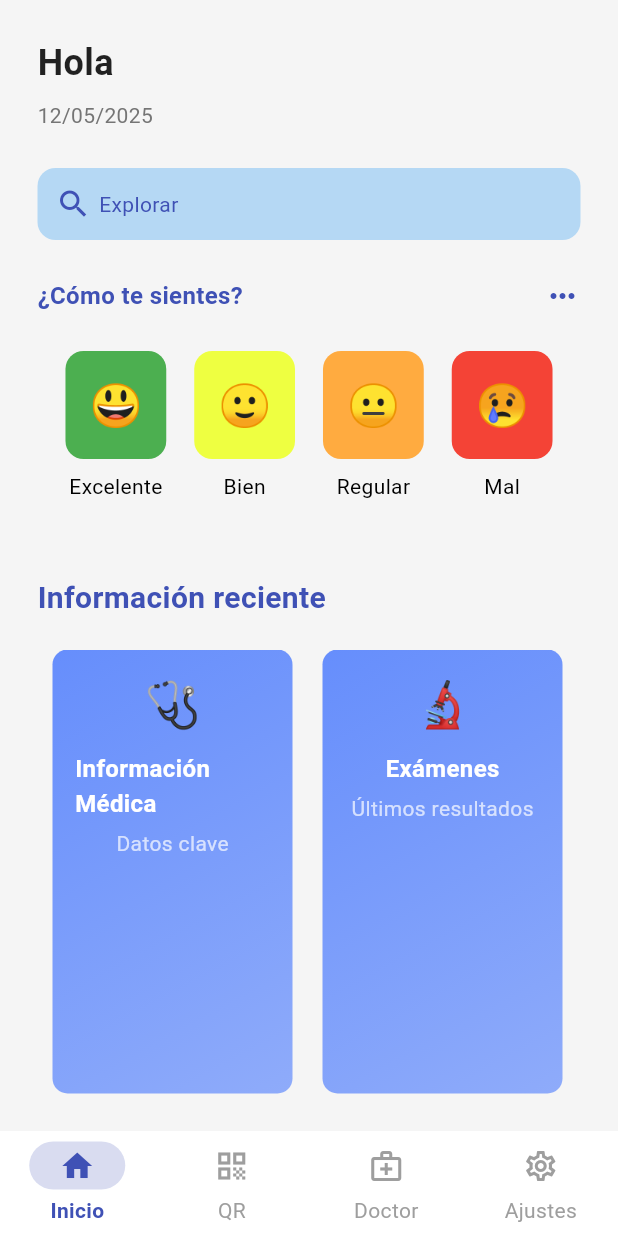
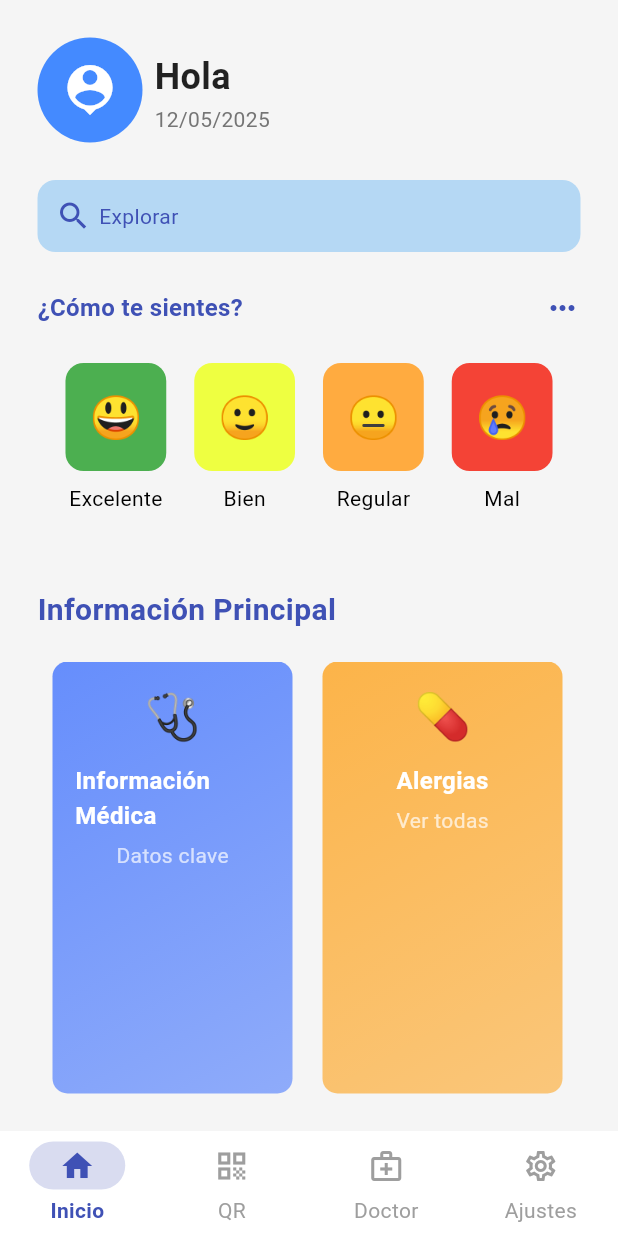
Before and after one commit to luisgarcia2807/myfirst, a Flutter app: the PacienteScreen screen opened directly, on a phone screen of 412 x 824 dp. Run offline on Flutter 3.47's test engine with Material 3 defaults, Android fonts, the light colour scheme and no system bars; our stand-ins replace icons_plus, shared_preferences; accounts and stored records are empty; network calls fail.

Commit message:
nuevos cambio domingo

```diff
--- a/lib/constans.dart
+++ b/lib/constans.dart
@@ -1,3 +1,3 @@
 // lib/constants.dart
 
-const String baseUrl = "http://192.168.0.105:8000"; // Cambia esta solo una vez
+const String baseUrl = "http://192.168.0.103:8000"; // Cambia esta solo una vez
--- a/lib/screens/bienvenido.dart
+++ b/lib/screens/bienvenido.dart
@@ -135,7 +135,7 @@ class WelcomeScreen extends StatelessWidget {
                           Navigator.push(
                             context,
                             MaterialPageRoute(
-                              builder: (context) => InformacionPrincipalPaciente(idusuario: 16),
+                              builder: (context) => PacienteScreen(idusuario: 16),
                             ),
                           );
                         },
--- a/lib/screens/pantallapaciente.dart
+++ b/lib/screens/pantallapaciente.dart
@@ -3,8 +3,12 @@ import 'package:intl/intl.dart';
 import 'dart:convert';
 import 'package:http/http.dart' as http;
 import 'package:mifirst/screens/registrarCredencial.dart';
+import 'package:mifirst/screens/vista_alergia.dart';
+import 'package:mifirst/screens/vista_enfermedadespersistente.dart';
+import 'package:mifirst/screens/vista_vacuna.dart';
 import '../util/emoticon_face.dart';
 import '../constans.dart';
+import 'informacion_Principal.dart';
 
 class PacienteScreen extends StatefulWidget {
   final int idusuario;
@@ -47,15 +51,7 @@ class _PacienteScreen extends State<PacienteScreen> {
           estadoUsuario = datos['estado'];
           idRolUsuario = datos['id_rol'];
         });
-        // Imprimir los datos obtenidos
-        print('Nombre: $nombreUsuario');
-        print('Apellido: $apellidoUsuario');
-        print('Cédula: $cedulaUsuario');
-        print('Email: $emailUsuario');
-        print('Teléfono: $telefonoUsuario');
-        print('Fecha de nacimiento: $fechaNacimientoUsuario');
-        print('Estado: $estadoUsuario');
-        print('ID Rol: $idRolUsuario');
+
       } else {
         // Si el servidor no responde con un código 200
         print('Error al obtener los datos: ${response.statusCode}');
@@ -143,9 +139,25 @@ class _PacienteScreen extends State<PacienteScreen> {
                   Row(
                     mainAxisAlignment: MainAxisAlignment.spaceBetween,
                     children: [
+                      Row(
+                        children: [
+                          Container(
+                            decoration: BoxDecoration(
+                              color: Colors.blueAccent,
+                              borderRadius: BorderRadius.circular(1000),
+                            ),
+                            padding: EdgeInsets.all(15),
+                            child: Icon(
+                              Icons.person_pin,
+                              color: Colors.white,
+                              size: 40,
+                            ),
+                          ),
+                          SizedBox(width: 8.0),
                           Column(
                             crossAxisAlignment: CrossAxisAlignment.start,
                             children: [
+                              SizedBox(height: 4.0),
                               Text(
                                 "Hola $nombreUsuario $apellidoUsuario", // Aquí mostramos el nombre completo
                                 style: TextStyle(
@@ -154,10 +166,12 @@ class _PacienteScreen extends State<PacienteScreen> {
                                   fontWeight: FontWeight.bold,
                                 ),
                               ),
-                          SizedBox(height: 8.0),
+                              SizedBox(height: 1.0),
                               Text(
                                 fechaHoy,
                                 style: TextStyle(color: Colors.grey[600]),
+                              ),
+                            ],
                           ),
                         ],
                       ),
@@ -244,7 +258,7 @@ class _PacienteScreen extends State<PacienteScreen> {
                   crossAxisAlignment: CrossAxisAlignment.start,
                   children: [
                     Text(
-                      'Información reciente',
+                      'Información Principal',
                       style: TextStyle(
                         fontWeight: FontWeight.bold,
                         fontSize: 20,
@@ -261,7 +275,58 @@ class _PacienteScreen extends State<PacienteScreen> {
                             title: 'Información Médica',
                             subtitle: 'Datos clave',
                             color: Colors.blueAccent.shade700,
+                            onTap: () {
+                              Navigator.push(
+                                context,
+                                MaterialPageRoute(
+                                  builder: (context) => InformacionPrincipalPaciente(idusuario: widget.idusuario),
                                 ),
+                              );
+                            },
+                          ),
+                          CardItem(
+                            emoji: '💊', // Emoji más expresivo para alergias
+                            title: 'Alergias',
+                            subtitle: 'Ver todas',
+                            color: Colors.orange,
+                            onTap: () {
+                              Navigator.push(
+                                context,
+                                MaterialPageRoute(
+                                  builder: (context) => VistaAlergia(idusuario: widget.idusuario),
+                                ),
+                              );
+                            },
+                          ),
+                          CardItem(
+                            emoji: '💉', // Emoji representativo para vacunas
+                            title: 'Vacunas',
+                            subtitle: 'Ver todas',
+                            color: Colors.green.shade700,
+                            onTap: () {
+                              Navigator.push(
+                                context,
+                                MaterialPageRoute(
+                                  builder: (context) => VistaVacuna(idusuario: widget.idusuario),
+                                ),
+                              );
+                            },
+                          ),
+                          CardItem(
+                            emoji: '🏥', // Representa enfermedades o chequeo médico
+                            title: 'Enfermedades Persistentes',
+                            subtitle: 'Revisar historial',
+                            color: Colors.blueGrey,
+                            onTap: () {
+                              Navigator.push(
+                                context,
+                                MaterialPageRoute(
+                                  builder: (context) => VistaEnfermedadPersistente(idusuario: widget.idusuario),
+                                ),
+                              );
+                            },
+                          ),
+
                           CardItem(
                             emoji: '🔬',
                             title: 'Exámenes',
@@ -293,6 +358,7 @@ class CardItem extends StatelessWidget {
   final String title;
   final String subtitle;
   final Color color;
+  final VoidCallback? onTap; // Nueva propiedad
 
   const CardItem({
     Key? key,
@@ -300,14 +366,17 @@ class CardItem extends StatelessWidget {
     required this.title,
     required this.subtitle,
     required this.color,
+    this.onTap, // Acepta función opcional
   }) : super(key: key);
 
   @override
   Widget build(BuildContext context) {
-    return Container(
+    return GestureDetector(
+      onTap: onTap, // Detecta el toque
+      child: Container(
         width: 160,
-      margin: EdgeInsets.symmetric(horizontal: 10),
-      padding: EdgeInsets.all(15),
+        margin: const EdgeInsets.symmetric(horizontal: 10),
+        padding: const EdgeInsets.all(15),
         decoration: BoxDecoration(
           gradient: LinearGradient(
             colors: [color.withOpacity(0.7), color.withOpacity(0.5)],
@@ -320,19 +389,24 @@ class CardItem extends StatelessWidget {
           children: [
             Text(
               emoji,
-            style: TextStyle(fontSize: 30),
+              style: const TextStyle(fontSize: 30),
             ),
-          SizedBox(height: 10),
+            const SizedBox(height: 10),
             Text(
               title,
-            style: TextStyle(color: Colors.white, fontWeight: FontWeight.bold, fontSize: 16),
+              style: const TextStyle(
+                color: Colors.white,
+                fontWeight: FontWeight.bold,
+                fontSize: 16,
               ),
-          SizedBox(height: 5),
+            ),
+            const SizedBox(height: 5),
             Text(
               subtitle,
-            style: TextStyle(color: Colors.white70),
+              style: const TextStyle(color: Colors.white70),
             ),
           ],
+        ),
       ),
     );
   }
--- a/lib/screens/vista_enfermedadespersistente.dart
+++ b/lib/screens/vista_enfermedadespersistente.dart
@@ -29,7 +29,7 @@ class _VistaEnfermedadPersistente extends State<VistaEnfermedadPersistente> {
   int idSangre = 0;
   String tipoSangre = '';
   String? nivelSeleccionado;
-  String? tipoSeleccionado= 'endocrina';
+  String? tipoSeleccionado= 'Endocrina';
   int? selectedEnfermedadesPersistenteId;
   List<dynamic> EnfermedadesPersistente = [];  // Lista para almacenar las alergias
 
@@ -128,7 +128,7 @@ class _VistaEnfermedadPersistente extends State<VistaEnfermedadPersistente> {
                               borderRadius: BorderRadius.circular(8.0), // Bordes redondeados
                             ),
                           ),
-                          items: ['Endocrina', 'Cardiovascular', 'Respiratoria', 'Neurologica','Psiquiatrica','Gastrointestinal','Reumatologica','Renal','Hematologica','Infecciosa']
+                          items: ['Endocrina', 'Cardiovascular', 'Respiratoria', 'Neurologica','Psiquiatrica','Gastrointestinal','Reumatologica','Renal','Hematologica','Infectologia']
 
 
                         .map<DropdownMenuItem<String>>((String value) {
```
Also changed, not shown: lib/screens/informacion_Principal.dart (+58 -6 lines), lib/screens/vista_alergia.dart (+2 -6 lines). Lines whose indentation alone changed are shown as unchanged.
